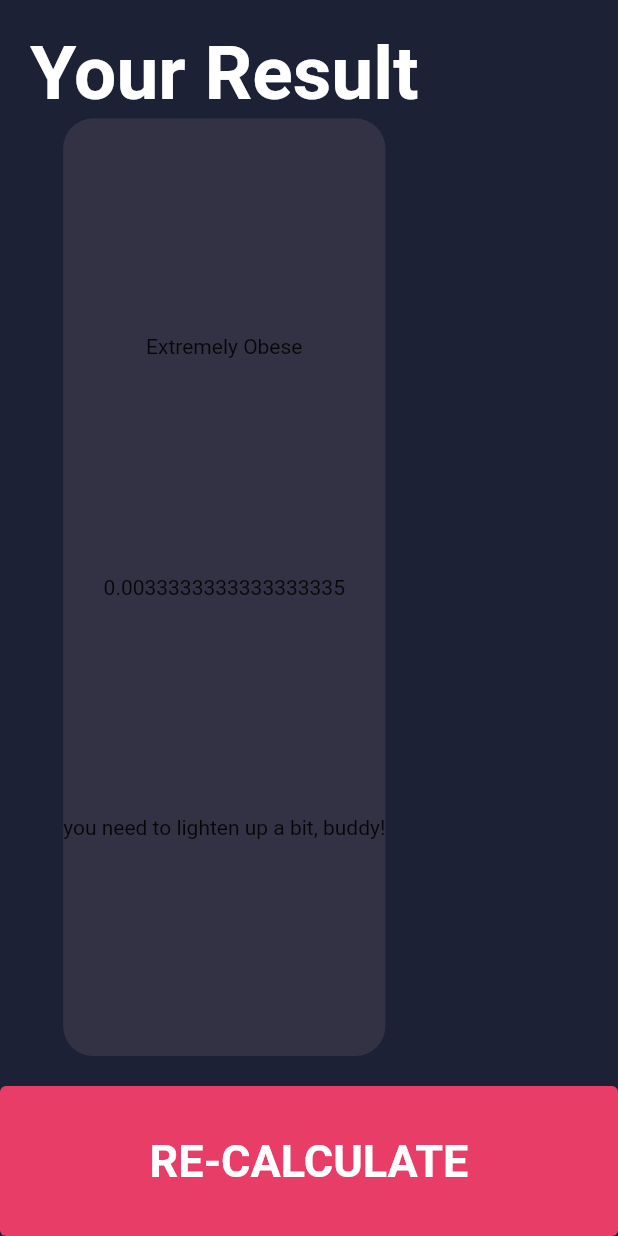
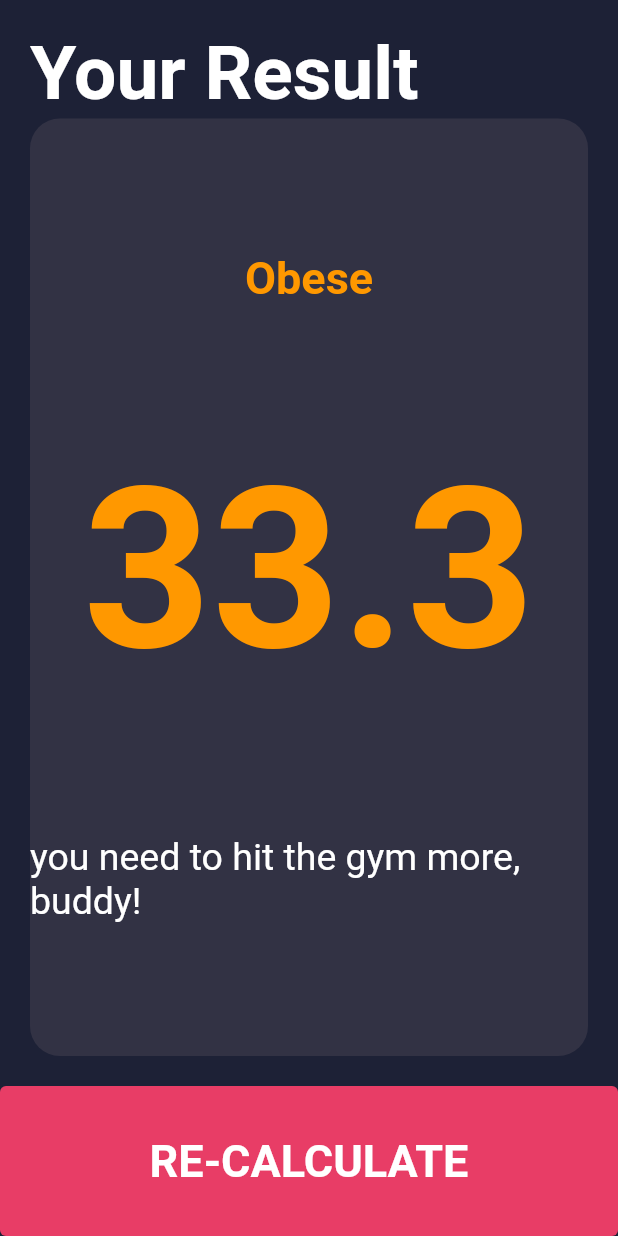
Before and after one commit to AndrewJacop/bmi_calculator_v2, a Flutter app: the screen it shows after launch, after a tap on "CALCULATE", on a phone screen of 412 x 824 dp. Run offline on Flutter 3.47's test engine with Material 2 defaults, Android fonts, the phone set to English and light mode, and no system bars; our stand-ins replace google_fonts.

Commit message:
finishing up the App

```diff
--- a/lib/main.dart
+++ b/lib/main.dart
@@ -36,6 +36,7 @@ class _HomePageState extends State<HomePage> {
   double _age = 20;
   double _weight = 75;
   double _score = 18.5;
+  bool isMale = true;
   @override
   Widget build(BuildContext context) {
     return Scaffold(
@@ -50,7 +51,8 @@ class _HomePageState extends State<HomePage> {
             backgroundColor:
                 MaterialStateProperty.all(mycolorpaletteAccent[100])),
         onPressed: () {
-          _score = _weight / (_height * _height);
+          _score = _weight * 10000 / (_height * _height);
+          print(_score);
           Navigator.push(
             context,
             MaterialPageRoute(builder: (context) => ResultPage(score: _score)),
@@ -76,8 +78,14 @@ class _HomePageState extends State<HomePage> {
                   Expanded(
                     child: Padding(
                       padding: const EdgeInsets.all(12),
+                      child: GestureDetector(
+                        onTap: (() {
+                          setState(() {
+                            isMale = true;
+                          });
+                        }),
                         child: Container(
-                        decoration: myBoxDecoration(300),
+                          decoration: myBoxDecoration(isMale ? 300 : 400),
                           child: Column(
                             mainAxisAlignment: MainAxisAlignment.center,
                             children: [
@@ -88,17 +96,26 @@ class _HomePageState extends State<HomePage> {
                         ),
                       ),
                     ),
+                  ),
                   Expanded(
                     child: Padding(
                       padding: const EdgeInsets.all(12),
+                      child: GestureDetector(
+                        onTap: (() {
+                          setState(() {
+                            isMale = false;
+                          });
+                        }),
                         child: Container(
-                        decoration: myBoxDecoration(300),
+                          decoration: myBoxDecoration(isMale ? 400 : 300),
                           child: Column(
                             mainAxisAlignment: MainAxisAlignment.center,
                             children: [
-                            Icon(Icons.female, size: 100, color: Colors.white),
+                              Icon(Icons.female,
+                                  size: 100, color: Colors.white),
                               Text('FEMALE', style: txtStyle1),
                             ],
+                          ),
                         ),
                       ),
                     ),
@@ -110,7 +127,7 @@ class _HomePageState extends State<HomePage> {
               child: Padding(
                 padding: const EdgeInsets.all(12),
                 child: Container(
-                  decoration: myBoxDecoration(300),
+                  decoration: myBoxDecoration(400),
                   child: Column(
                     mainAxisAlignment: MainAxisAlignment.center,
                     children: [
@@ -130,6 +147,8 @@ class _HomePageState extends State<HomePage> {
                         divisions: 150,
                         min: 100,
                         max: 250,
+                        activeColor: mycolorpalette[200],
+                        inactiveColor: mycolorpalette[300],
                         onChanged: (double value) {
                           setState(() {
                             _height = value;
@@ -148,7 +167,7 @@ class _HomePageState extends State<HomePage> {
                   child: Padding(
                     padding: const EdgeInsets.all(12),
                     child: Container(
-                      decoration: myBoxDecoration(300),
+                      decoration: myBoxDecoration(400),
                       child: Column(
                         mainAxisAlignment: MainAxisAlignment.center,
                         children: [
@@ -203,7 +222,7 @@ class _HomePageState extends State<HomePage> {
                   child: Padding(
                     padding: const EdgeInsets.all(12),
                     child: Container(
-                      decoration: myBoxDecoration(300),
+                      decoration: myBoxDecoration(400),
                       child: Column(
                         mainAxisAlignment: MainAxisAlignment.center,
                         children: [
--- a/lib/result.dart
+++ b/lib/result.dart
@@ -1,5 +1,3 @@
-import 'dart:html';
-
 import 'package:flutter/material.dart';
 
 import 'package:bmi_calculator_v2/vars.dart';
@@ -12,19 +10,19 @@ class ResultPage extends StatelessWidget {
   ResultPage({Key? key, required this.score}) : super(key: key);
   @override
   Widget build(BuildContext context) {
-    if (score > 18.5) {
+    if (score < 18.5) {
       type = 'Underweight';
       txtColor = Colors.cyan;
       comment = 'you need to eat a little more, buddy!';
-    } else if (score <= 18.5 && score > 25) {
+    } else if (score >= 18.5 && score < 25) {
       type = 'Normal';
       txtColor = Colors.green;
       comment = 'You have a perfect body, good job!';
-    } else if (score <= 25 && score > 30) {
+    } else if (score >= 25 && score < 30) {
       type = 'Overweight';
       txtColor = Colors.yellow;
       comment = 'you need to be careful, buddy!';
-    } else if (score <= 30 && score > 35) {
+    } else if (score >= 30 && score < 35) {
       type = 'Obese';
       txtColor = Colors.orange;
       comment = 'you need to hit the gym more, buddy!';
@@ -60,6 +58,7 @@ class ResultPage extends StatelessWidget {
       body: Padding(
           padding: const EdgeInsets.all(20),
           child: Column(
+            crossAxisAlignment: CrossAxisAlignment.stretch,
             children: [
               const Text(
                 'Your Result',
@@ -76,9 +75,24 @@ class ResultPage extends StatelessWidget {
                   mainAxisAlignment: MainAxisAlignment.spaceEvenly,
                   crossAxisAlignment: CrossAxisAlignment.center,
                   children: [
-                    Text('$type'),
-                    Text('$score'),
-                    Text('$comment'),
+                    Text(
+                      '$type',
+                      style: TextStyle(
+                          fontSize: 30,
+                          fontWeight: FontWeight.bold,
+                          color: txtColor),
+                    ),
+                    Text(
+                      score.toStringAsFixed(1),
+                      style: txtStyle3(a: txtColor),
+                    ),
+                    Text(
+                      '$comment',
+                      style: TextStyle(
+                          fontSize: 25,
+                          //fontWeight: FontWeight.bold,
+                          color: Colors.white),
+                    ),
                   ],
                 ),
               )),
--- a/lib/vars.dart
+++ b/lib/vars.dart
@@ -30,6 +30,11 @@ var txtStyle1 = const TextStyle(
 var txtStyle2 = GoogleFonts.montserrat(
     textStyle: const TextStyle(
         fontSize: 40, fontWeight: FontWeight.w900, color: Colors.white));
+TextStyle? txtStyle3({Color a = Colors.white}) {
+  return GoogleFonts.roboto(
+      textStyle:
+          TextStyle(fontSize: 150, fontWeight: FontWeight.w600, color: a));
+}
 
 myBoxDecoration(n) {
   return BoxDecoration(
```
Lines whose indentation alone changed are shown as unchanged.
